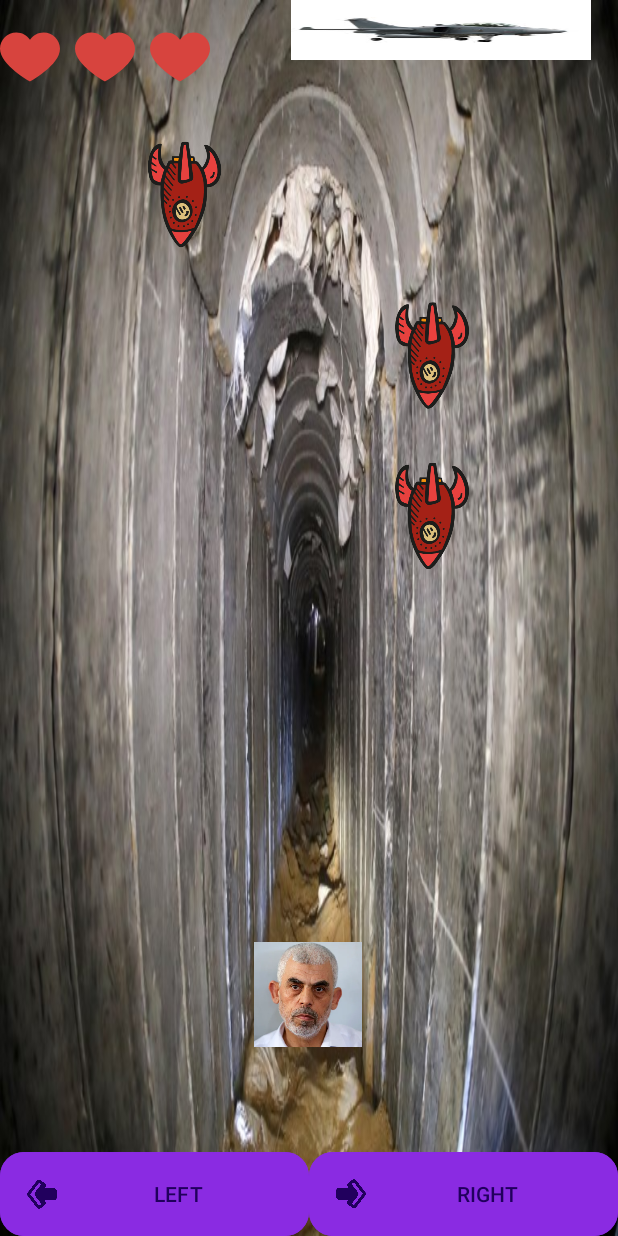
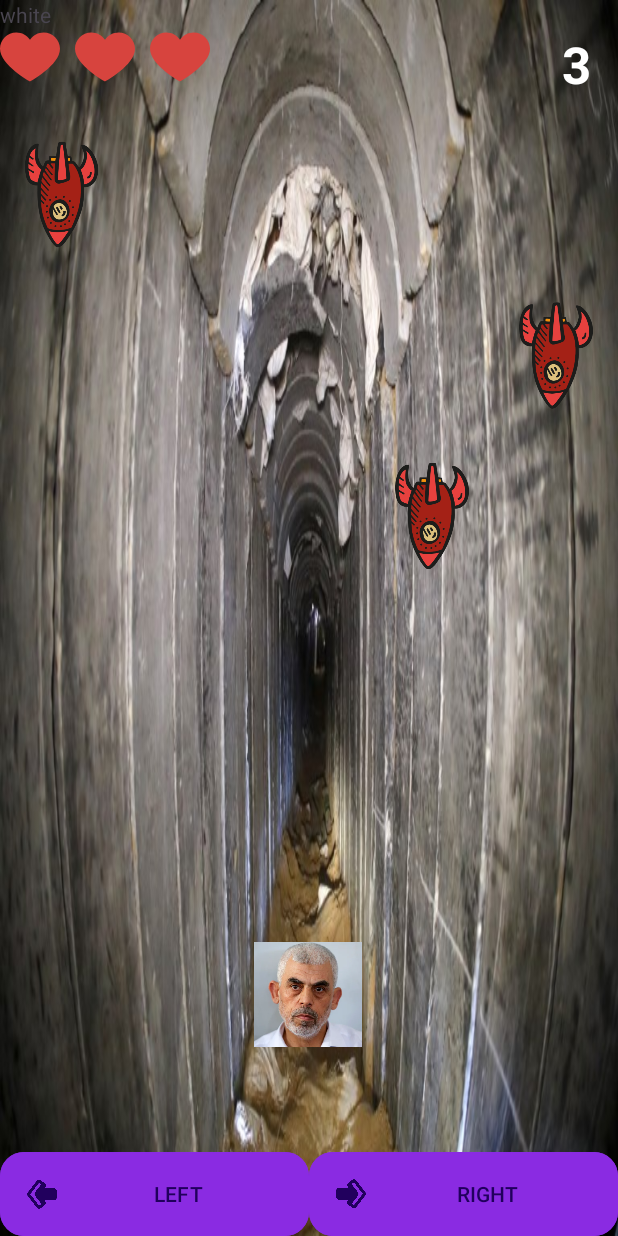
Before and after one commit to Itayraz12/rockets_game, an Android app: the screen it shows after launch (MainActivity), on a phone screen of 412 x 824 dp. Run offline under Robolectric (Android 15) with nearby library versions, the light colour scheme and no system bars.

Commit message:
Add coins and points counter

```diff
--- a/app/build.gradle.kts
+++ b/app/build.gradle.kts
@@ -37,4 +37,7 @@ dependencies {
     testImplementation(libs.junit)
     androidTestImplementation(libs.ext.junit)
     androidTestImplementation(libs.espresso.core)
+
+    //gson
+    implementation (libs.gson)
 }
--- a/app/src/main/java/com/example/first_assignment/MainActivity.java
+++ b/app/src/main/java/com/example/first_assignment/MainActivity.java
@@ -1,7 +1,8 @@
 package com.example.first_assignment;
 
-import android.annotation.SuppressLint;
+import android.Manifest;
 import android.content.Context;
+import com.google.gson.Gson;
 import android.os.Build;
 import android.os.Bundle;
 import android.os.CountDownTimer;
@@ -12,27 +13,24 @@ import android.view.View;
 import android.widget.TextView;
 import android.widget.Toast;
 
-import androidx.activity.EdgeToEdge;
+import androidx.annotation.NonNull;
 import androidx.appcompat.app.AlertDialog;
 import androidx.appcompat.app.AppCompatActivity;
 import androidx.appcompat.widget.AppCompatImageView;
-import androidx.core.graphics.Insets;
-import androidx.core.view.ViewCompat;
-import androidx.core.view.WindowInsetsCompat;
-
+import androidx.core.app.ActivityCompat;
+import androidx.core.content.ContextCompat;
 import com.example.first_assignment.buisnessLogic.GameManager;
 import com.google.android.material.floatingactionbutton.ExtendedFloatingActionButton;
-
+import com.google.android.material.textview.MaterialTextView;
 import java.util.Timer;
 import java.util.TimerTask;
 
-public class MainActivity extends AppCompatActivity {
+public class MainActivity extends AppCompatActivity  {
 
     private AppCompatImageView[] hearts_img;
     private AppCompatImageView[] player_icon_cells;
     private AppCompatImageView[][] rockets_mat;
-
-
+    private MaterialTextView score_label;
 
     private GameManager gameManager;
     private static final long DELAY = 1000L;
@@ -40,8 +38,11 @@ public class MainActivity extends AppCompatActivity {
     private int playerPosition;
 
     private boolean timerOn = false;
-
     private Timer timer;
+    private final String DEFAULT_REASON = "default";
+    public static final String NO_COLLISION = "none";
+    public static final String OBSTACLE_COLLISION = "obstacle";
+    public static final String GOLD_COLLISION = "gold";
 
 
     @Override
@@ -49,9 +50,9 @@ public class MainActivity extends AppCompatActivity {
         super.onCreate(savedInstanceState);
         setContentView(R.layout.activity_main);
         findViews();
-        // init game manager class
         gameManager = new GameManager(rockets_mat.length, rockets_mat[0].length);
         initViews();
+
     }
 
     @Override
@@ -64,24 +65,31 @@ public class MainActivity extends AppCompatActivity {
     protected void onResume() {
         super.onResume();
         startTimer();
+
     }
 
     @Override
     protected void onPause() {
         super.onPause();
         stopTimer();
+
     }
 
 
-    //find the hearts images
+
     private void findViews() {
+
+
+        //score view
+        score_label =findViewById(R.id.score_label);
+
+        //hearts part
         hearts_img = new AppCompatImageView[]{
                 findViewById(R.id.ic_heart1),
                 findViewById(R.id.ic_heart2),
                 findViewById(R.id.ic_heart3)
         };
 
-        // Find obstacles matrix with 5 columns
         rockets_mat = new AppCompatImageView[][]{
                 {
                         findViewById(R.id.obstacels_mat_cell_00),
@@ -134,7 +142,6 @@ public class MainActivity extends AppCompatActivity {
                 }
         };
 
-        // Find the player icons (visible & invisible) with 5 columns
         player_icon_cells = new AppCompatImageView[]{
                 findViewById(R.id.player_leftmost),
                 findViewById(R.id.player_left),
@@ -142,22 +149,21 @@ public class MainActivity extends AppCompatActivity {
                 findViewById(R.id.player_right),
                 findViewById(R.id.player_rightmost)
         };
+
+
+
     }
 
-
     private void initViews() {
-        // Initialize buttons with null checks and logging
         ExtendedFloatingActionButton buttonLeft = findViewById(R.id.button_left);
         ExtendedFloatingActionButton buttonRight = findViewById(R.id.button_right);
 
-        // Check if buttonLeft is null and log an error if it is
         if (buttonLeft == null) {
             Log.e("MainActivity", "button Left is null");
         } else {
             buttonLeft.setOnClickListener(v -> change_player_position("left"));
         }
 
-        // Check if button Right is null and log an error if it is
         if (buttonRight == null) {
             Log.e("MainActivity", "button Right is null");
         } else {
@@ -165,60 +171,75 @@ public class MainActivity extends AppCompatActivity {
         }
     }
 
-
-    private void change_player_position(String direction) {
-        gameManager.movePlayerIcon(direction);
+    private void change_player_position(String player_direction) {
+        gameManager.movePlayerIcon(player_direction);
         refreshUI();
     }
 
     private void refreshUI() {
+        //checking if the game is over
         if (gameManager.isOutOfLife()) {
             Log.d("Game over", "You lose");
             stopTimer();
-            restartGame();
-            showGameOverCountdownDialog();
+            insert_record();
+            //restartGame();
+            //showGameOverCountdownDialog();
             return;
         } else {
             displayPlayerIcon();
             updateMatrixUI();
+            //check for collisions every refresh
+            //String collisionType = gameManager.detectCollisionAndAdjustStats();
             updateHeartsUI();
+            updateScore(DEFAULT_REASON);
         }
-    };
+    }
 
-    private void updateHeartsUI(){
-        boolean detectedHit = gameManager.detectCollisionAndAdjustStats();
-        if (detectedHit){
-            toastAndVibrate("hit detected! " + gameManager.getHits_count());
+    private void insert_record() {
+        Gson gson = new Gson();
+        //Add here logic
+    }
+
+    private void updateHeartsUI() {
+        boolean isCrushDetected =  gameManager.detectCollisionAndAdjustStats();
+        if (isCrushDetected == true) {
+            // add sound play
+            toastAndVibrate("Hit detected! " + gameManager.getHits_count());
             hearts_img[gameManager.getHits_count() - 1].setVisibility(View.INVISIBLE);
+            // add sound stop
+
         }
+    }
 
-    }
-    private void updateMatrixUI(){
+    private void updateMatrixUI() {
         for (int i = 0; i < gameManager.getRows(); i++) {
             for (int j = 0; j < gameManager.getCols(); j++) {
-                String currentCol = gameManager.getGame_mat()[i][j];
-                if(currentCol.equals("none")){
+                String curreCol = gameManager.getGame_mat()[i][j];
+                if (curreCol.equals(gameManager.getNOTHING())) {
                     rockets_mat[i][j].setVisibility(View.INVISIBLE);
-                } else if (currentCol.equals(gameManager.getObstacle())) {
+                } else if (curreCol.equals(gameManager.getObstacle())) {
+                    rockets_mat[i][j].setImageResource(R.drawable.ic_rocket);
+                    rockets_mat[i][j].setVisibility(View.VISIBLE);
+                }else if (curreCol.equals(gameManager.getGOLD())) {
+                    rockets_mat[i][j].setImageResource(R.drawable.money);
                     rockets_mat[i][j].setVisibility(View.VISIBLE);
                 }
             }
         }
     }
 
-    private void displayPlayerIcon(){
+    private void displayPlayerIcon() {
         playerPosition = gameManager.getPlayer_position();
-        for (int i = 0; i < gameManager.getCols(); i++){
-            if(i == playerPosition){
+        for (int i = 0; i < gameManager.getCols(); i++) {
+            if (i == playerPosition) {
                 player_icon_cells[i].setVisibility(View.VISIBLE);
-            }
-            else{
+            } else {
                 player_icon_cells[i].setVisibility(View.INVISIBLE);
             }
         }
     }
 
-    private void changeMatrixTime(){
+    private void changeMatrixTime() {
         gameManager.matrixChangePeriod();
         refreshUI();
     }
@@ -234,7 +255,7 @@ public class MainActivity extends AppCompatActivity {
                 public void run() {
                     runOnUiThread(() -> changeMatrixTime());
                 }
-            },0L,DELAY);
+            }, 0L, DELAY);
         }
     }
 
@@ -255,29 +276,27 @@ public class MainActivity extends AppCompatActivity {
 
     private void vibrate() {
         Vibrator v = (Vibrator) getSystemService(Context.VIBRATOR_SERVICE);
-
-        v.vibrate(VibrationEffect.createOneShot(750, VibrationEffect.DEFAULT_AMPLITUDE));
+        if (Build.VERSION.SDK_INT >= Build.VERSION_CODES.O) {
+            v.vibrate(VibrationEffect.createOneShot(750, VibrationEffect.DEFAULT_AMPLITUDE));
+        } else {
+            v.vibrate(750);
+        }
     }
-
 
     private void showGameOverCountdownDialog() {
         AlertDialog.Builder builder = new AlertDialog.Builder(this);
         builder.setTitle("Game Over");
 
-        // Create a TextView to display the countdown
         final TextView message = new TextView(this);
         message.setText("You have lost all your lives, game will restart in 3");
         message.setTextSize(18);
         message.setPadding(20, 20, 20, 20);
         builder.setView(message);
 
-        // Create the AlertDialog
         AlertDialog dialog = builder.create();
         dialog.show();
 
-        // Create a CountDownTimer to update the countdown text and restart the game after 3 seconds
         new CountDownTimer(3000, 1000) {
-
             @Override
             public void onTick(long millisUntilFinished) {
                 int secondsRemaining = (int) (millisUntilFinished / 1000);
@@ -287,7 +306,6 @@ public class MainActivity extends AppCompatActivity {
             @Override
             public void onFinish() {
                 dialog.dismiss();
-                // Reset the game
                 gameManager.resetGame();
                 refreshUI();
                 startTimer();
@@ -295,24 +313,30 @@ public class MainActivity extends AppCompatActivity {
         }.start();
     }
 
+    private void updateScore(String collisionType) {
+        if (collisionType.equals(GameManager.NO_COLLISION) ||
+                collisionType.equals(DEFAULT_REASON) ) {
+            gameManager.scoreTimeIncrease();
+        }
+
+                gameManager.scoreGoldIncrease();
+        score_label.setText(String.valueOf(gameManager.getScore()));
+    }
+
+
+
 
     private void restartGame() {
-        // Reset game variables
         gameManager.resetGame();
 
-        // Reset UI elements
         for (AppCompatImageView heart : hearts_img) {
             heart.setVisibility(View.VISIBLE);
         }
-
-        // Reset player icons
+        score_label.setText(0);
         displayPlayerIcon();
-
-        // Reset obstacle matrix
         updateMatrixUI();
-
-        // Restart timer
         startTimer();
     }
 
+
 }
--- a/app/src/main/java/com/example/first_assignment/buisnessLogic/GameManager.java
+++ b/app/src/main/java/com/example/first_assignment/buisnessLogic/GameManager.java
@@ -1,24 +1,38 @@
 package com.example.first_assignment.buisnessLogic;
 
 
+import static com.example.first_assignment.MainActivity.GOLD_COLLISION;
+import static com.example.first_assignment.MainActivity.NO_COLLISION;
+import static com.example.first_assignment.MainActivity.OBSTACLE_COLLISION;
 
 public class GameManager {
 
     // Constants for initial game settings
     private static final int INITIAL_LIVES = 3;
     private static final int INITIAL_HITS_COUNT = 0;
+    private static final int INITIAL_SCORE = 0;
     private static final String INITIAL_OBSTACLE = "obstacle";
-    private final String obstacle = "obstacle";
-    private final String nothing = "none";
+    private final String OBSTACLE = "obstacle";
+    private final String NOTHING = "none";
+    private final String GOLD = "gold";
+    public static final String NO_COLLISION = "none";
+    public static final String OBSTACLE_COLLISION = "obstacle";
+    public static final String GOLD_COLLISION = "gold";
+
     private int live;
+    private int score = 0;
     private int hits_count = 0;
 
+    public String getCoin() {
+        return GOLD;
+    }
+
     public String getObstacle() {
-        return obstacle;
+        return OBSTACLE;
     }
 
     public String getNothing() {
-        return nothing;
+        return NOTHING;
     }
 
     public int getLive() {
@@ -61,6 +75,26 @@ public class GameManager {
         return Rows;
     }
 
+    public int getScore() {
+        return score;
+    }
+
+    public void setScore(int score) {
+        this.score = score;
+    }
+
+    public String getOBSTACLE() {
+        return OBSTACLE;
+    }
+
+    public String getNOTHING() {
+        return NOTHING;
+    }
+
+    public String getGOLD() {
+        return GOLD;
+    }
+
     private String[][] game_mat;
 
     private int player_position = 1; // start always from the middle position
@@ -73,16 +107,15 @@ public class GameManager {
         // Initialize game state
         this.Rows = rows;
         this.Cols = cols;
-        live = INITIAL_LIVES;
-        hits_count = INITIAL_HITS_COUNT;
-        game_mat = new String[rows][cols];
+        this.live = INITIAL_LIVES;
+        //hits_count = INITIAL_HITS_COUNT;
+        //game_mat = new String[rows][cols];
         initializeGameMatrix(); // Method to initialize game matrix with initial values
         setPlayer_position(cols / 2); // Starting position at the middle column
     }
 
 
-
-    private void initializeGameMatrix(){
+    private void initializeGameMatrix() {
         this.game_mat = new String[getRows()][getCols()];
         for (int i = 0; i < getRows(); i++) {
             for (int j = 0; j < getCols(); j++) {
@@ -95,13 +128,13 @@ public class GameManager {
     public boolean isOutOfLife() {
         int currentLifeAmount = getLive();
         if (currentLifeAmount == 0) {
-            return true ;
-        }else return false;
+            return true;
+        } else return false;
 
     }
 
-    public void movePlayerIcon(String direction) {
-        if (direction.equals("left")) {
+    public void movePlayerIcon(String directionClicked) {
+        if (directionClicked.equals("left")) {
             if (getPlayer_position() == 0) {
                 return;
             } else {
@@ -121,40 +154,72 @@ public class GameManager {
         for (int i = getRows() - 1; i > -1; i--) {
             for (int j = getCols() - 1; j > -1; j--) {
                 if (i == 0) {
-                    getGame_mat()[i][j] = "none";
-                }
-                else {
+                    getGame_mat()[i][j] = getNothing();
+                } else {
                     getGame_mat()[i][j] = getGame_mat()[i - 1][j];
                 }
             }
         }
 
-        //new obstacle
+        // New obstacle
         int randomColumn = (int) (Math.random() * getCols());
         getGame_mat()[0][randomColumn] = getObstacle();
 
-
+        // New coin
+        int randomized_value = (int) (Math.random() * 5);
+        int res = (int) (Math.random() * 5);
+        if (randomized_value == res) {
+            int randomNumberCol;
+            do {
+                randomNumberCol = (int) (Math.random() * getCols());
+            } while (randomNumberCol == randomColumn); // Ensure the coin is not placed where the obstacle is
+            getGame_mat()[0][randomNumberCol] = getCoin();
+        }
+    }
+    public boolean detectCollisionAndAdjustStats() {
+        if (getGame_mat()[getRows()-2][getPlayer_position()].equals(getObstacle())) {
+            setLive(getLive() -1); //
+            setHits_count(getHits_count() +1); // increase hits count
+            return true;
+        }
+      return false ;
     }
 
 
-    public boolean detectCollisionAndAdjustStats() {
-        int playerColumn = getPlayer_position();
-        int secondLastRow = getRows() - 2;
-        String[][] gameMatrix = getGame_mat();
-        String obstacle = getObstacle();
+//    public String detectCollisionAndAdjustStats() {
+//        int playerColumn = getPlayer_position();
+//        int secondLastRow = getRows() - 2;
+//        String[][] gameMatrix = getGame_mat();
+//        String obstacle = getObstacle();
+//        String goldCoin = getGOLD();
+//
+//        if (gameMatrix[secondLastRow][playerColumn].equals(obstacle)) {
+//            setLive(getLive() - 1);
+//            setHits_count(getHits_count() + 1);
+//            return OBSTACLE_COLLISION;
+//        } else if (gameMatrix[secondLastRow][playerColumn].equals(goldCoin)) {
+//            return GOLD_COLLISION;
+//        }
+//        return NO_COLLISION;
+//    }
 
-        if (gameMatrix[secondLastRow][playerColumn].equals(obstacle)) {
-            setLive(getLive() - 1);
-            setHits_count(getHits_count() + 1);
-            return true;
+
+    public void resetGame() {
+            live = INITIAL_LIVES;
+            hits_count = INITIAL_HITS_COUNT;
+            initializeGameMatrix();
+            score = INITIAL_SCORE;
+            player_position = game_mat[0].length / 2; // Reset player position to middle column
         }
-        return false;
+
+    public void scoreTimeIncrease() {
+        score++;
     }
 
-    public void resetGame() {
-        live = INITIAL_LIVES;
-        hits_count = INITIAL_HITS_COUNT;
-        initializeGameMatrix();
-        player_position = game_mat[0].length / 2; // Reset player position to middle column
+    public void scoreGoldIncrease() { // every gold coin earn increase score in 3 points
+        if (getGame_mat()[getRows() - 2][getPlayer_position()].equals(getGOLD())) {
+            score += 3;
+        }
     }
-}
+
+    }
--- a/app/src/main/res/layout/activity_main.xml
+++ b/app/src/main/res/layout/activity_main.xml
@@ -8,26 +8,28 @@
     android:layout_height="match_parent"
     tools:context=".MainActivity">
 
-    <!-- plane part -->
-    <androidx.appcompat.widget.LinearLayoutCompat
-        android:id="@+id/main_aircraft_container"
-        android:layout_width="200dp"
-        android:layout_height="@dimen/heart_height"
+    <!--Score part-->
+    <com.google.android.material.textview.MaterialTextView
+        android:id="@+id/score_label"
+        android:layout_width="wrap_content"
+        android:layout_height="wrap_content"
+        android:text="0"
+        android:textColor="@color/white"
+        android:textSize="34sp"
+        android:textStyle="bold"
+        android:layout_marginLeft="@dimen/default_margin"
+        android:layout_marginTop="20sp"
         android:layout_alignParentRight="true"
-        android:layout_marginRight="@dimen/default_margin">
-
-        <androidx.appcompat.widget.AppCompatImageView
-            android:id="@+id/aircraft"
-            android:layout_width="match_parent"
-            android:layout_height="match_parent"
-            android:layout_weight="1"
-            android:scaleType="fitXY"
-            app:srcCompat="@drawable/aircraft" />
-    </androidx.appcompat.widget.LinearLayoutCompat>
-
+        android:layout_marginRight="@dimen/default_margin"/>
 
 
     <!-- hearts part -->
+    <TextView
+        android:id="@+id/textView"
+        android:layout_width="wrap_content"
+        android:layout_height="wrap_content"
+        android:text="white" />
+
     <androidx.appcompat.widget.LinearLayoutCompat
         android:id="@+id/main_container_hearts"
         android:layout_width="@dimen/hearts_width"
```
Also changed, not shown: app/src/main/res/drawable/money.png (added).
